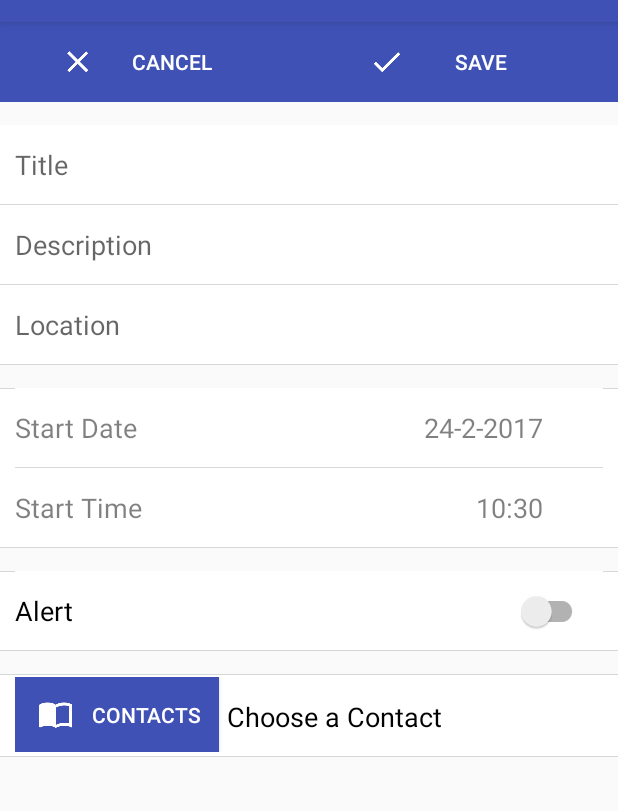
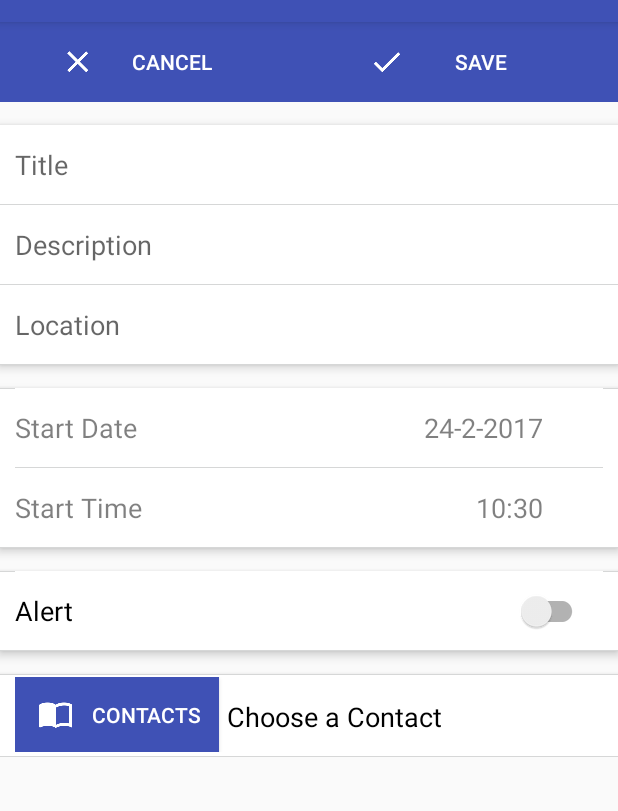
Before and after one commit to sumeetshahani108/personreminder, an Android app: the screen it shows after launch (AddReminderActivity), after a tap on an icon or button, on a phone screen of 412 x 824 dp, the part 62-873 px from its top. Run offline under Robolectric (Android 15) with nearby library versions, the phone set to English and light mode, and no system bars.

Commit message:
few layout changes

```diff
--- a/app/src/main/res/layout/activity_add_reminder.xml
+++ b/app/src/main/res/layout/activity_add_reminder.xml
@@ -66,6 +66,7 @@
                     android:layout_height="match_parent"
                     android:layout_marginTop="15dp"
                     android:background="@drawable/border"
+                    android:elevation="4dp"
                     android:orientation="vertical">
 
                     <LinearLayout
@@ -131,6 +132,7 @@
                     android:layout_height="match_parent"
                     android:layout_marginTop="15dp"
                     android:background="@drawable/border"
+                    android:elevation="4dp"
                     android:orientation="vertical">
 
                     <LinearLayout
@@ -198,6 +200,7 @@
                     android:layout_height="match_parent"
                     android:layout_marginTop="15dp"
                     android:background="@drawable/border"
+                    android:elevation="4dp"
                     android:orientation="vertical">
 
                     <LinearLayout
@@ -303,9 +306,10 @@
                     android:layout_width="match_parent"
                     android:layout_height="55dp"
                     android:layout_marginTop="15dp"
+                    android:layout_weight="0.50"
                     android:background="@drawable/border"
-                    android:orientation="horizontal"
-                    android:layout_weight="0.50">
+                    android:elevation="4dp"
+                    android:orientation="horizontal">
 
                     <LinearLayout
                         android:layout_width="match_parent"
@@ -326,6 +330,7 @@
                             android:gravity="center"
                             android:paddingLeft="15dp"
                             android:text="Contacts"
+                            android:elevation="7dp"
                             android:textColor="@android:color/white" />
 
                         <TextView
--- a/app/src/main/res/layout/activity_main.xml
+++ b/app/src/main/res/layout/activity_main.xml
@@ -5,6 +5,7 @@
     android:layout_width="match_parent"
     android:layout_height="match_parent"
     xmlns:app="http://schemas.android.com/apk/res-auto"
+    android:background="?android:attr/colorBackground"
     android:layout_margin="10dp"
     tools:context="com.example.user.personreminder.AddReminderActivity">
 
--- a/app/src/main/res/layout/activity_main_item.xml
+++ b/app/src/main/res/layout/activity_main_item.xml
@@ -12,6 +12,7 @@
     <LinearLayout
         android:layout_width="match_parent"
         android:layout_height="wrap_content"
+        android:background="@android:color/white"
         android:orientation="horizontal">
 
         <ImageView
--- a/app/src/main/res/layout/activity_view_reminders.xml
+++ b/app/src/main/res/layout/activity_view_reminders.xml
@@ -5,6 +5,7 @@
     android:layout_width="match_parent"
     android:layout_height="match_parent"
     android:layout_margin="10dp"
+    android:background="?android:attr/colorBackground"
     tools:context="com.example.user.personreminder.ViewRemindersActivity">
 
     <android.support.v7.widget.RecyclerView
```
Also changed, not shown: app/src/main/res/layout/activity_view_cards.xml (+12 -9 lines).
